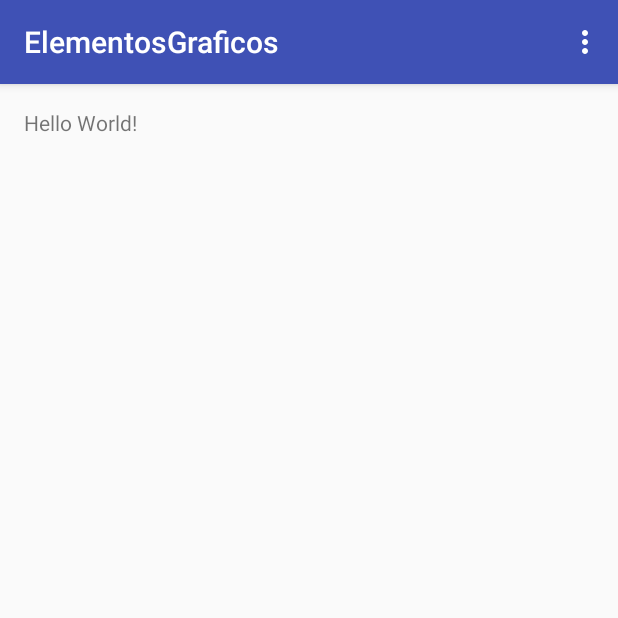
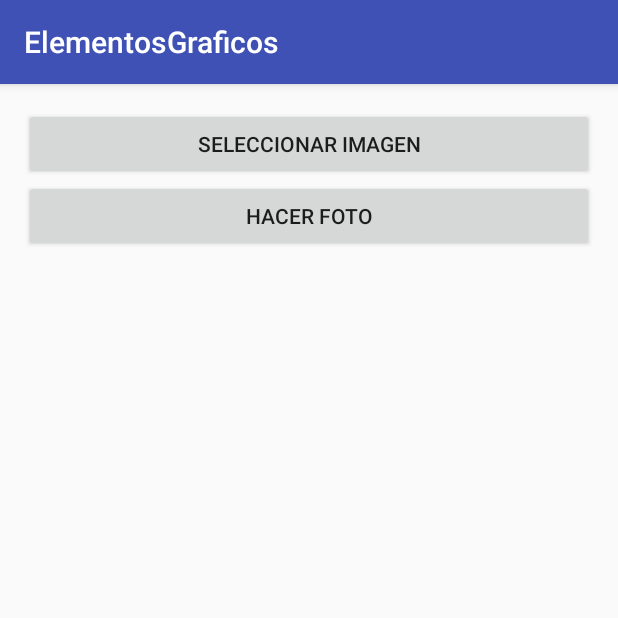
Before and after one commit to pasallla/ElementosGraficos, an Android app: the screen it shows after launch (MainActivity before the commit, Imagen after it), in the options menu, after a tap on "Item 2", on a phone screen of 412 x 824 dp, the top half of it. Run offline under Robolectric (Android 15) with nearby library versions, the phone set to English and light mode, and no system bars.

```diff
--- a/ElementosGraficos/app/build.gradle
+++ b/ElementosGraficos/app/build.gradle
@@ -25,5 +25,7 @@ dependencies {
         exclude group: 'com.android.support', module: 'support-annotations'
     })
     compile 'com.android.support:appcompat-v7:23.4.0'
+    compile 'de.hdodenhof:circleimageview:2.1.0'
+    compile 'com.android.support:design:23.4.0'
     testCompile 'junit:junit:4.12'
 }
--- /dev/null
+++ b/ElementosGraficos/app/src/main/java/com/example/pausa/elementosgraficos/Imagen.java
@@ -0,0 +1,75 @@
+package com.example.pausa.elementosgraficos;
+
+import android.content.Intent;
+import android.graphics.Bitmap;
+import android.net.Uri;
+import android.os.Environment;
+import android.provider.MediaStore;
+import android.support.v4.content.FileProvider;
+import android.support.v7.app.AppCompatActivity;
+import android.os.Bundle;
+import android.util.Log;
+import android.view.View;
+import android.widget.ImageView;
+import android.widget.Toast;
+
+import java.io.IOException;
+
+
+public class Imagen extends AppCompatActivity {
+
+    final private int SELECT_IMAGE = 1234;
+    final private int TAKE_IMAGE = 4321;
+
+    private ImageView image;
+
+    @Override
+    protected void onCreate(Bundle savedInstanceState) {
+        super.onCreate(savedInstanceState);
+        setContentView(R.layout.activity_imagen);
+
+        image = (ImageView) findViewById(R.id.image);
+        image.setVisibility(View.INVISIBLE);
+
+    }
+
+    public void buscarImagen(View v){
+        Intent intent = new Intent();
+        intent.setType("image/*");
+        intent.setAction(Intent.ACTION_GET_CONTENT);
+        startActivityForResult(Intent.createChooser(intent, "Select Picture"), SELECT_IMAGE);
+    }
+
+    public void hacerFoto(View v){
+        Intent intent = new Intent();
+        intent.setAction(MediaStore.ACTION_IMAGE_CAPTURE);
+        startActivityForResult(intent,TAKE_IMAGE);
+    }
+
+    @Override
+    protected void onActivityResult(int requestCode,int resultCode, Intent respuesta){
+        Log.e("Pau.Actividades","dentro de onActivityResult");
+        if(requestCode==SELECT_IMAGE && resultCode == RESULT_OK && respuesta != null) {
+            Uri ruta = respuesta.getData();
+            Toast.makeText(this, "Tengo la imagen: " + ruta, Toast.LENGTH_SHORT).show();
+            Bitmap bitmap;
+            try {
+                bitmap = MediaStore.Images.Media.getBitmap(this.getContentResolver(), ruta);
+                image.setImageBitmap(bitmap);
+                image.setVisibility(View.VISIBLE);
+            } catch (IOException ex) {
+                Toast.makeText(this, "Estoy en el catch", Toast.LENGTH_SHORT).show();
+            }
+
+        }else if(requestCode==TAKE_IMAGE && resultCode == RESULT_OK && respuesta != null){
+
+            Bitmap imageBitmap = (Bitmap) respuesta.getExtras().get("data");
+            image.setImageBitmap(imageBitmap);
+            image.setVisibility(View.VISIBLE);
+
+        }else{
+            Toast.makeText(this,"Algo no ha ido bien", Toast.LENGTH_SHORT).show();
+        }
+    }
+
+}
--- a/ElementosGraficos/app/src/main/java/com/example/pausa/elementosgraficos/MainActivity.java
+++ b/ElementosGraficos/app/src/main/java/com/example/pausa/elementosgraficos/MainActivity.java
@@ -38,6 +38,8 @@ public class MainActivity extends AppCompatActivity {
             case R.id.opcion2:
                 Toast.makeText(this,"Has seleccionado la opción 2",Toast.LENGTH_SHORT).show();
                 Log.e("Pau.ElementosGraficos","Has seleccionado la opción 2");
+                Intent intent  = new Intent(this,Imagen.class);
+                startActivity(intent);
                 return true;
             default:
                 return super.onOptionsItemSelected(item);
--- /dev/null
+++ b/ElementosGraficos/app/src/main/res/layout/activity_imagen.xml
@@ -0,0 +1,39 @@
+<?xml version="1.0" encoding="utf-8"?>
+<RelativeLayout xmlns:android="http://schemas.android.com/apk/res/android"
+    xmlns:app="http://schemas.android.com/apk/res-auto"
+    xmlns:tools="http://schemas.android.com/tools"
+    android:id="@+id/activity_imagen"
+    android:layout_width="match_parent"
+    android:layout_height="match_parent"
+    android:paddingBottom="@dimen/activity_vertical_margin"
+    android:paddingLeft="@dimen/activity_horizontal_margin"
+    android:paddingRight="@dimen/activity_horizontal_margin"
+    android:paddingTop="@dimen/activity_vertical_margin"
+    tools:context="com.example.pausa.elementosgraficos.Imagen">
+
+    <Button
+        android:text="Seleccionar imagen"
+        android:layout_width="match_parent"
+        android:layout_height="wrap_content"
+        android:layout_alignParentTop="true"
+        android:layout_alignParentStart="true"
+        android:id="@+id/boton"
+        android:onClick="buscarImagen" />
+
+    <Button
+        android:text="Hacer foto"
+        android:layout_width="match_parent"
+        android:layout_height="wrap_content"
+        android:layout_below="@+id/boton"
+        android:layout_alignParentStart="true"
+        android:id="@+id/hacerfoto"
+        android:onClick="hacerFoto" />
+
+    <ImageView
+        android:layout_width="wrap_content"
+        android:layout_height="wrap_content"
+        app:srcCompat="@drawable/profile"
+        android:layout_below="@+id/hacerfoto"
+        android:layout_alignParentStart="true"
+        android:id="@+id/image" />
+</RelativeLayout>
--- /dev/null
+++ b/ElementosGraficos/app/src/main/res/values-v21/styles.xml
@@ -0,0 +1,9 @@
+<resources>
+
+    <style name="AppTheme.NoActionBar">
+        <item name="windowActionBar">false</item>
+        <item name="windowNoTitle">true</item>
+        <item name="android:windowDrawsSystemBarBackgrounds">true</item>
+        <item name="android:statusBarColor">@android:color/transparent</item>
+    </style>
+</resources>
--- a/ElementosGraficos/app/src/main/res/values/dimens.xml
+++ b/ElementosGraficos/app/src/main/res/values/dimens.xml
@@ -2,4 +2,5 @@
     <!-- Default screen margins, per the Android Design guidelines. -->
     <dimen name="activity_horizontal_margin">16dp</dimen>
     <dimen name="activity_vertical_margin">16dp</dimen>
+    <dimen name="fab_margin">16dp</dimen>
 </resources>
--- a/ElementosGraficos/app/src/main/res/values/strings.xml
+++ b/ElementosGraficos/app/src/main/res/values/strings.xml
@@ -1,3 +1,4 @@
 <resources>
     <string name="app_name">ElementosGraficos</string>
+    <string name="title_activity_camara">Camara</string>
 </resources>
--- a/ElementosGraficos/app/src/main/res/values/styles.xml
+++ b/ElementosGraficos/app/src/main/res/values/styles.xml
@@ -8,4 +8,13 @@
         <item name="colorAccent">@color/colorAccent</item>
     </style>
 
+    <style name="AppTheme.NoActionBar">
+        <item name="windowActionBar">false</item>
+        <item name="windowNoTitle">true</item>
+    </style>
+
+    <style name="AppTheme.AppBarOverlay" parent="ThemeOverlay.AppCompat.Dark.ActionBar" />
+
+    <style name="AppTheme.PopupOverlay" parent="ThemeOverlay.AppCompat.Light" />
+
 </resources>
```
Also changed, not shown: ElementosGraficos/app/src/main/AndroidManifest.xml (+13 -1 lines), ElementosGraficos/app/src/main/java/com/example/pausa/elementosgraficos/Camara.java (added, +390 -0 lines), ElementosGraficos/app/src/main/java/com/example/pausa/elementosgraficos/MainActivity2.java (+7 -0 lines), ElementosGraficos/app/src/main/res/drawable/image_border.xml (added, +12 -0 lines), ElementosGraficos/app/src/main/res/layout/activity_camara.xml (added, +34 -0 lines), ElementosGraficos/app/src/main/res/layout/content_camara.xml (added, +48 -0 lines), ElementosGraficos/app/src/main/res/drawable/profile.png (added).
